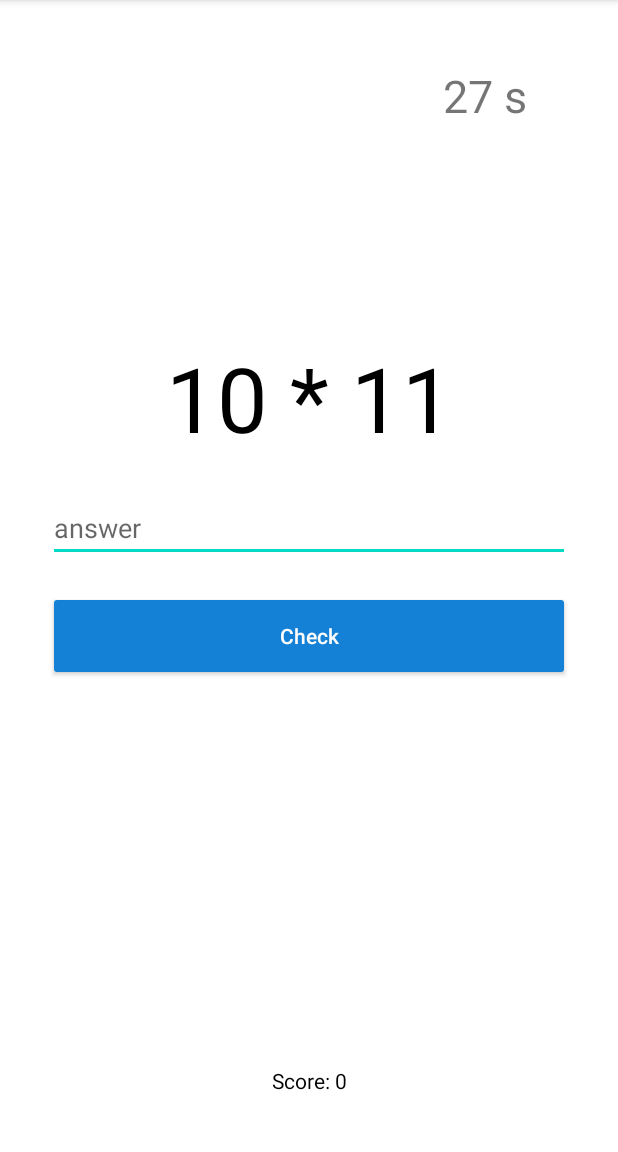
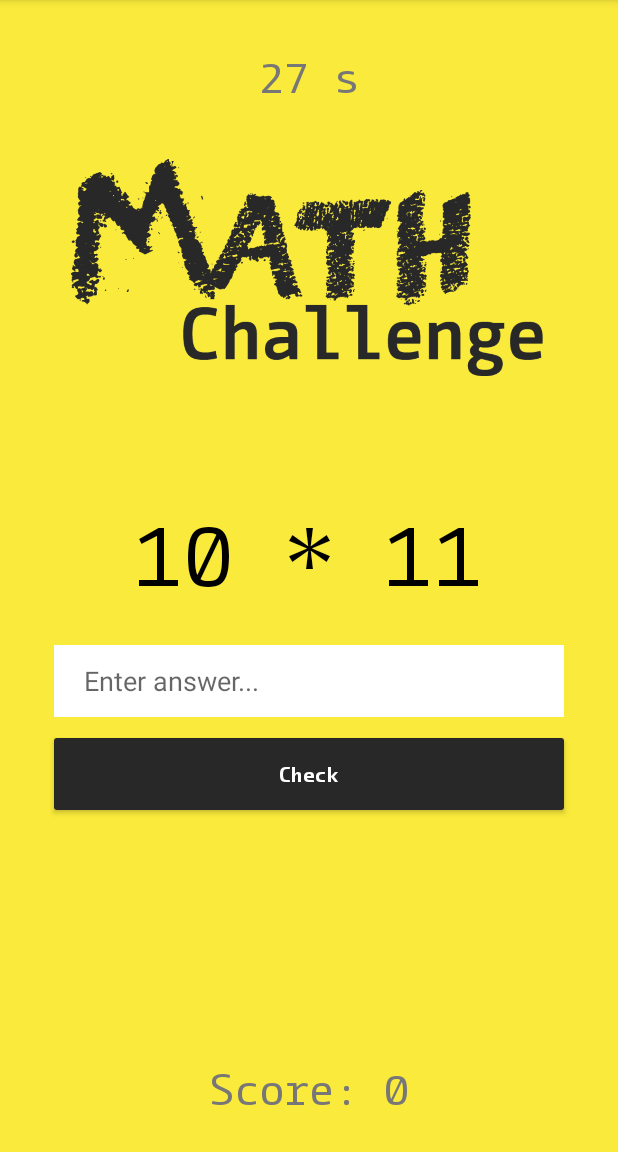
Before and after one commit to nicolaspenagos/math-challenge-android, an Android app: the screen it shows after launch (MainActivity), after a tap on "Check", on a phone screen of 412 x 824 dp, the part 84-1236 px from its top. Run offline under Robolectric (Android 15) with nearby library versions, the phone set to English and light mode, and no system bars; 1 statement that could not run was skipped.

Commit message:
The application has been redesigned, animations and aesthetic improvements have been applied.

```diff
--- a/app/src/main/java/com/example/math_challenge_android/MainActivity.java
+++ b/app/src/main/java/com/example/math_challenge_android/MainActivity.java
@@ -1,3 +1,8 @@
+/**~~~~~~~~~~~~~~~~~~~~~~~~~~~~~~~~~~~~~~~~~~~~~
+ * @author Nicolás Penagos Montoya
+ * nicolas.penagosm98@gmail.com
+ **~~~~~~~~~~~~~~~~~~~~~~~~~~~~~~~~~~~~~~~~~~~~~~
+ */
 package com.example.math_challenge_android;
 
 import androidx.appcompat.app.AppCompatActivity;
@@ -5,14 +10,19 @@ import androidx.constraintlayout.widget.ConstraintLayout;
 
 import android.graphics.Color;
 import android.os.Bundle;
+import android.util.Log;
 import android.view.View;
 import android.widget.Button;
 import android.widget.EditText;
 import android.widget.ScrollView;
 import android.widget.TextView;
+import android.widget.Toast;
 
 public class MainActivity extends AppCompatActivity {
 
+    // -------------------------------------
+    // XML references
+    // -------------------------------------
     private Button check;
     private Button tryAgain;
     private TextView question;
@@ -23,10 +33,16 @@ public class MainActivity extends AppCompatActivity {
     private QuestionGenerator questionGenerator;
     private ConstraintLayout mainLayout;
 
+    // -------------------------------------
+    // Global variables
+    // -------------------------------------
     private int scoreCounter;
     private int sec;
 
 
+    // -------------------------------------
+    // Gui methods
+    // -------------------------------------
     @Override
     protected void onCreate(Bundle savedInstanceState) {
 
@@ -49,6 +65,7 @@ public class MainActivity extends AppCompatActivity {
         tryAgain.setVisibility(View.GONE);
         startTimer();
 
+
         check.setOnClickListener(
 
                 (v)->{
@@ -57,7 +74,7 @@ public class MainActivity extends AppCompatActivity {
 
                         feedback(true);
                         scoreCounter++;
-                        score.setText("Socore: " + scoreCounter);
+                        score.setText("Score: " + scoreCounter);
 
                     }else{
                         feedback(false);
@@ -76,8 +93,18 @@ public class MainActivity extends AppCompatActivity {
                 (v) -> {
 
                     scoreCounter = 0;
-                    score.setText("Socore: " + scoreCounter);
+                    score.setText("Score: " + scoreCounter);
                     startTimer();
+
+
+                    answer.getBackground().setAlpha(255);
+                    answer.setEnabled(true);
+
+                    check.getBackground().setAlpha(255);
+                    check.setEnabled(true);
+
+                    tryAgain.setVisibility(View.GONE);
+
 
 
                 }
@@ -100,11 +127,20 @@ public class MainActivity extends AppCompatActivity {
         new Thread(
 
                 ()->{
+                    runOnUiThread(
+                            ()-> {
+                               timer.setTextColor(Color.rgb(120, 119, 119));
+                               score.setTextColor(Color.rgb(120, 119, 119));
+                            }
+                    );
 
                     sec = 30;
                     while(sec>=0){
 
                         runOnUiThread( ()-> timer.setText(""+sec+" s"));
+
+                        if(sec==10)
+                            runOnUiThread( ()-> timer.setTextColor(Color.rgb(255, 0, 0 )));
 
                         try {
                             Thread.sleep(1000);
@@ -119,7 +155,13 @@ public class MainActivity extends AppCompatActivity {
 
                         tryAgain.setVisibility(View.VISIBLE);
 
+                        answer.getBackground().setAlpha(64);
+                        answer.setEnabled(false);
 
+                        check.getBackground().setAlpha(64);
+                        check.setEnabled(false);
+
+                        score.setTextColor(Color.rgb(0, 128, 0));
 
                     });
 
@@ -136,9 +178,9 @@ public class MainActivity extends AppCompatActivity {
                 () -> {
 
                     if(correct){
-                       runOnUiThread(() ->  mainLayout.setBackgroundColor(Color.rgb(202,220,195)));
+                       runOnUiThread(() ->  mainLayout.setBackgroundColor(Color.rgb(132,250,103)));
                     }else{
-                        runOnUiThread(() ->  mainLayout.setBackgroundColor(Color.rgb(213,90,97)));
+                        runOnUiThread(() ->  mainLayout.setBackgroundColor(Color.rgb(232,46,83)));
                     }
 
                     try {
@@ -147,13 +189,12 @@ public class MainActivity extends AppCompatActivity {
                         e.printStackTrace();
                     }
 
-                    runOnUiThread(() ->  mainLayout.setBackgroundColor(Color.rgb(255,255,255)));
+                    runOnUiThread(() ->  mainLayout.setBackgroundColor(Color.rgb(249,234,59)));
 
                 }
 
         ).start();
 
-
     }
 
 }
--- a/app/src/main/java/com/example/math_challenge_android/QuestionGenerator.java
+++ b/app/src/main/java/com/example/math_challenge_android/QuestionGenerator.java
@@ -1,3 +1,8 @@
+/**~~~~~~~~~~~~~~~~~~~~~~~~~~~~~~~~~~~~~~~~~~~~~
+ * @author Nicolás Penagos Montoya
+ * nicolas.penagosm98@gmail.com
+ **~~~~~~~~~~~~~~~~~~~~~~~~~~~~~~~~~~~~~~~~~~~~~~
+ */
 package com.example.math_challenge_android;
 
 import android.util.Log;
--- a/app/src/main/res/layout/activity_main.xml
+++ b/app/src/main/res/layout/activity_main.xml
@@ -5,31 +5,37 @@
     android:id="@+id/mainLayout"
     android:layout_width="match_parent"
     android:layout_height="match_parent"
+    android:background="#FAEA26"
     tools:context=".MainActivity">
 
     <TextView
         android:id="@+id/question"
         android:layout_width="wrap_content"
         android:layout_height="wrap_content"
+        android:fontFamily="@font/camingocode_regular"
         android:text="4 x 5"
         android:textColor="#000000"
         android:textSize="60sp"
         app:layout_constraintBottom_toBottomOf="parent"
         app:layout_constraintEnd_toEndOf="parent"
         app:layout_constraintStart_toStartOf="parent"
-        app:layout_constraintTop_toTopOf="parent"
-        app:layout_constraintVertical_bias="0.327" />
+        app:layout_constraintTop_toBottomOf="@+id/imageView"
+        app:layout_constraintVertical_bias="0.16000003" />
 
     <EditText
         android:id="@+id/answer"
         android:layout_width="0dp"
-        android:layout_height="wrap_content"
-        android:layout_marginStart="32dp"
+        android:layout_height="48dp"
+        android:layout_marginStart="36dp"
         android:layout_marginTop="24dp"
-        android:layout_marginEnd="32dp"
+        android:layout_marginEnd="36dp"
+
+        android:background="#FFFFFF"
+        android:backgroundTint="#FFFFFF"
         android:ems="10"
-        android:hint="answer"
+        android:hint="Enter answer..."
         android:inputType="textPersonName"
+        android:paddingStart="20dp"
         app:layout_constraintEnd_toEndOf="parent"
         app:layout_constraintStart_toStartOf="parent"
         app:layout_constraintTop_toBottomOf="@+id/question" />
@@ -39,9 +45,10 @@
         android:layout_width="0dp"
         android:layout_height="60dp"
         android:layout_marginStart="32dp"
-        android:layout_marginTop="16dp"
+        android:layout_marginTop="6dp"
         android:layout_marginEnd="32dp"
-        android:backgroundTint="#1581D6"
+        android:backgroundTint="#282828"
+        android:fontFamily="@font/camingocode_bold"
         android:text="Check"
         android:textAllCaps="false"
         android:textColor="#FFFEFE"
@@ -57,7 +64,8 @@
         android:layout_height="60dp"
         android:layout_marginStart="32dp"
         android:layout_marginEnd="32dp"
-        android:backgroundTint="#1581D6"
+        android:backgroundTint="#282828"
+        android:fontFamily="@font/camingocode_bold"
         android:text="Try again"
         android:textAllCaps="false"
         android:textColor="#FFFEFE"
@@ -72,8 +80,10 @@
         android:id="@+id/score"
         android:layout_width="wrap_content"
         android:layout_height="wrap_content"
+        android:fontFamily="@font/camingocode_regular"
         android:text="Score: 0"
-        android:textColor="#000000"
+        android:textColor="#787777"
+        android:textSize="30sp"
         app:layout_constraintBottom_toBottomOf="parent"
         app:layout_constraintEnd_toEndOf="parent"
         app:layout_constraintStart_toStartOf="parent"
@@ -84,12 +94,23 @@
         android:id="@+id/timer"
         android:layout_width="wrap_content"
         android:layout_height="wrap_content"
+        android:fontFamily="@font/camingocode_regular"
         android:text="30"
+        android:textColor="#787777"
         android:textSize="30sp"
-        app:layout_constraintBottom_toBottomOf="parent"
+        app:layout_constraintBottom_toTopOf="@+id/imageView"
         app:layout_constraintEnd_toEndOf="parent"
-        app:layout_constraintHorizontal_bias="0.83"
+        app:layout_constraintStart_toStartOf="parent"
+        app:layout_constraintTop_toTopOf="parent" />
+
+    <ImageView
+        android:id="@+id/imageView"
+        android:layout_width="317dp"
+        android:layout_height="158dp"
+        android:layout_marginTop="100dp"
+        app:layout_constraintEnd_toEndOf="parent"
         app:layout_constraintStart_toStartOf="parent"
         app:layout_constraintTop_toTopOf="parent"
-        app:layout_constraintVertical_bias="0.060000002" />
+        app:srcCompat="@drawable/math_challenge_image"
+        tools:srcCompat="@drawable/math_challenge_image" />
 </androidx.constraintlayout.widget.ConstraintLayout>
```
Also changed, not shown: app/src/main/res/drawable/math_challenge_image.png (added), app/src/main/res/drawable/mathchallenge.png (added), app/src/main/res/font/camingocode_bold.ttf (added), app/src/main/res/font/camingocode_regular.ttf (added).
